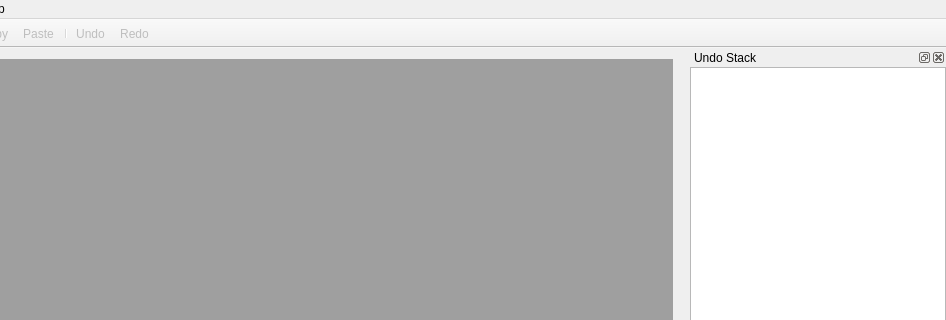
Above: qdiagramdraw/mainwindow.ui from BackupTheBerlios/qdiagramtoolkit before the change; both pictures show x 259 to 1205 and y 0 to 320 of the 1205 by 766 pixel window. Below: the same form after it.
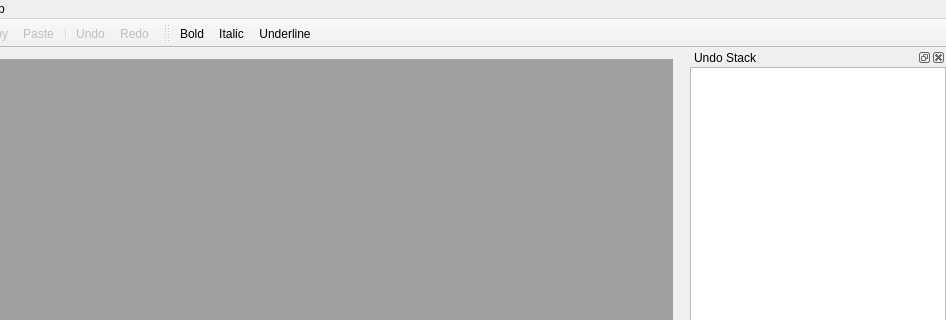
That is the form after the change. Icons and pictures are not drawn. Custom widgets are drawn as their Qt base class.

```diff
--- a/qdiagramdraw/mainwindow.ui
+++ b/qdiagramdraw/mainwindow.ui
@@ -182,6 +182,20 @@
    </attribute>
    <widget class="QDiagramLayersView" name="layersView"/>
   </widget>
+  <widget class="QToolBar" name="toolBar">
+   <property name="windowTitle">
+    <string>toolBar</string>
+   </property>
+   <attribute name="toolBarArea">
+    <enum>TopToolBarArea</enum>
+   </attribute>
+   <attribute name="toolBarBreak">
+    <bool>false</bool>
+   </attribute>
+   <addaction name="textBoldAction"/>
+   <addaction name="textItalicAction"/>
+   <addaction name="textUnderlineAction"/>
+  </widget>
   <action name="exitAction">
    <property name="text">
     <string>&amp;Exit</string>
@@ -472,6 +486,36 @@
     <string>Delete</string>
    </property>
   </action>
+  <action name="textBoldAction">
+   <property name="checkable">
+    <bool>true</bool>
+   </property>
+   <property name="icon">
+    <iconset resource="qdiagramdraw.qrc">
+     <normaloff>:/qdiagramdraw/text.bold</normaloff>:/qdiagramdraw/text.bold</iconset>
+   </property>
+   <property name="text">
+    <string>Bold</string>
+   </property>
+  </action>
+  <action name="textItalicAction">
+   <property name="icon">
+    <iconset resource="qdiagramdraw.qrc">
+     <normaloff>:/qdiagramdraw/text.italic</normaloff>:/qdiagramdraw/text.italic</iconset>
+   </property>
+   <property name="text">
+    <string>Italic</string>
+   </property>
+  </action>
+  <action name="textUnderlineAction">
+   <property name="icon">
+    <iconset resource="qdiagramdraw.qrc">
+     <normaloff>:/qdiagramdraw/text.underline</normaloff>:/qdiagramdraw/text.underline</iconset>
+   </property>
+   <property name="text">
+    <string>Underline</string>
+   </property>
+  </action>
  </widget>
  <layoutdefault spacing="6" margin="11"/>
  <customwidgets>
```
Left out of the diff: 51 changed lines with no effect on the pictures.
